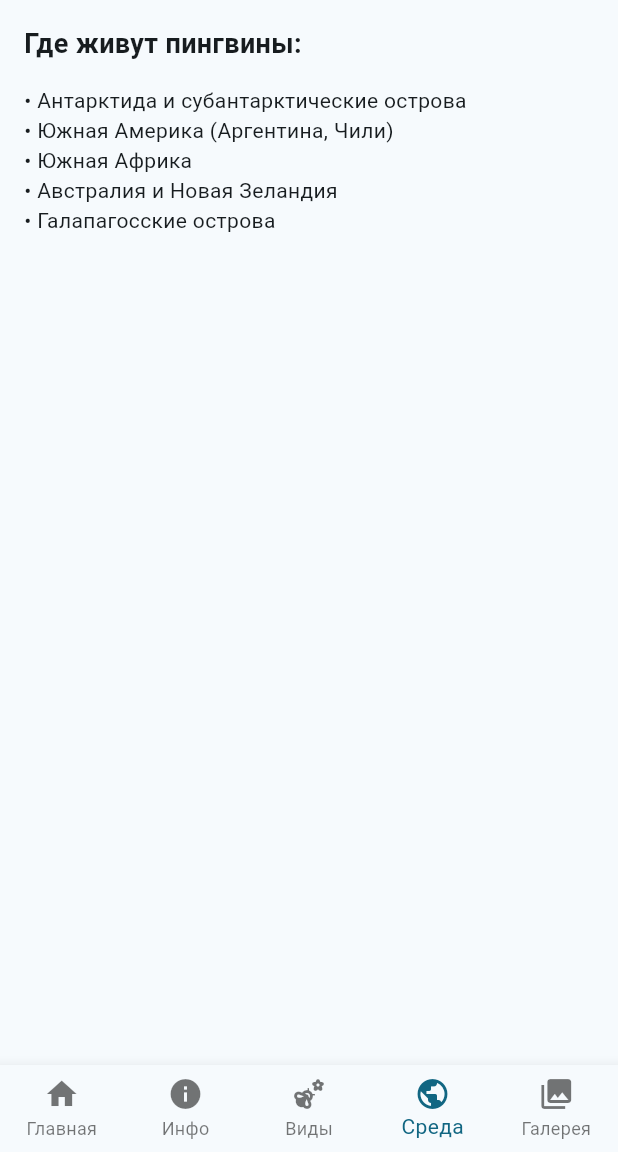
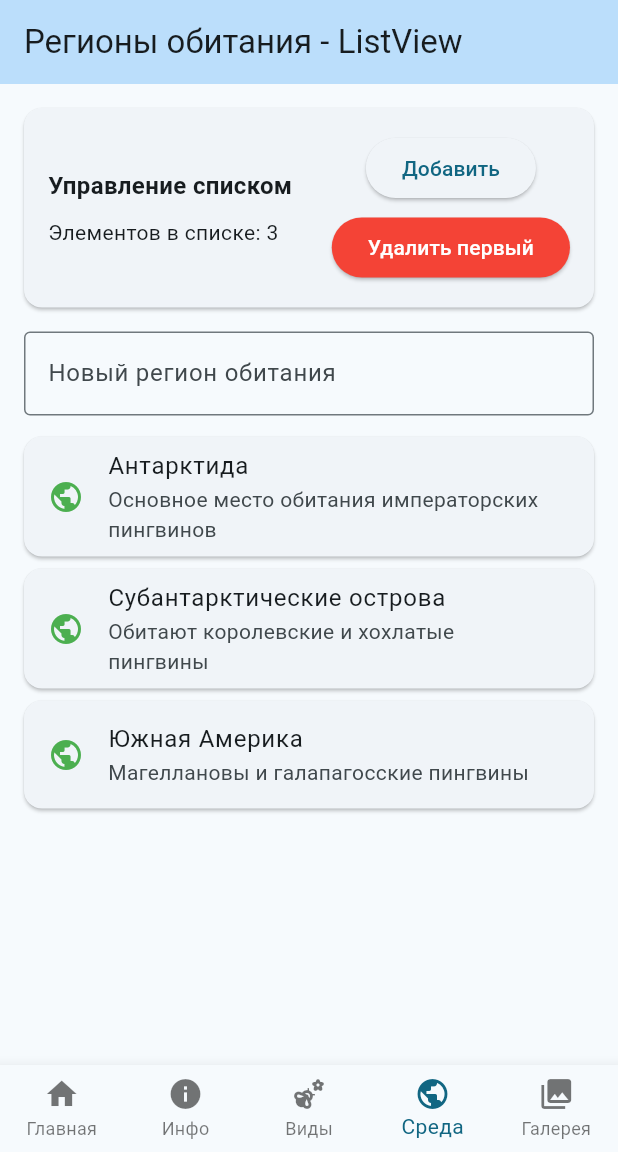
Before and after one commit to tezeku/rkmp, a Flutter app: the screen it shows after launch, item 4 of the bottom bar chosen, on a phone screen of 412 x 824 dp, the part 84-1236 px from its top. Run offline on Flutter 3.47's test engine with Material 3 defaults, Android fonts, the phone set to English and light mode, and no system bars.

Commit message:
Add in habitat_screen ListView.builder.

```diff
--- a/lib/screens/habitat_screen.dart
+++ b/lib/screens/habitat_screen.dart
@@ -1,25 +1,129 @@
 import 'package:flutter/material.dart';
 
-class HabitatScreen extends StatelessWidget {
+class HabitatScreen extends StatefulWidget {
   const HabitatScreen({super.key});
 
   @override
+  State<HabitatScreen> createState() => _HabitatScreenState();
+}
+
+class _HabitatScreenState extends State<HabitatScreen> {
+  final List<Map<String, String>> _habitats = [
+    {
+      'name': 'Антарктида',
+      'description': 'Основное место обитания императорских пингвинов'
+    },
+    {
+      'name': 'Субантарктические острова',
+      'description': 'Обитают королевские и хохлатые пингвины'
+    },
+    {
+      'name': 'Южная Америка',
+      'description': 'Магеллановы и галапагосские пингвины'
+    },
+  ];
+
+  final TextEditingController _habitatController = TextEditingController();
+
+  void _addHabitat() {
+    final name = _habitatController.text;
+    if (name.isNotEmpty) {
+      setState(() {
+        _habitats.add({
+          'name': name,
+          'description': 'Новый регион обитания пингвинов'
+        });
+      });
+      _habitatController.clear();
+    }
+  }
+
+  void _removeFirstHabitat() {
+    if (_habitats.isNotEmpty) {
+      setState(() {
+        _habitats.removeAt(0);
+      });
+    }
+  }
+
+  @override
   Widget build(BuildContext context) {
-    return const Padding(
-      padding: EdgeInsets.all(16.0),
-      child: Column(
-        crossAxisAlignment: CrossAxisAlignment.start,
+    return Scaffold(
+      appBar: AppBar(
+        title: const Text('Регионы обитания - ListView'),
+        backgroundColor: Colors.blue[100],
+      ),
+      body: Column(
         children: [
-          Text(
-            'Где живут пингвины:',
-            style: TextStyle(fontSize: 18, fontWeight: FontWeight.bold),
+          Card(
+            margin: const EdgeInsets.all(16),
+            child: Padding(
+              padding: const EdgeInsets.all(16.0),
+              child: Row(
+                children: [
+                  Expanded(
+                    child: Column(
+                      crossAxisAlignment: CrossAxisAlignment.start,
+                      children: [
+                        const Text(
+                          'Управление списком',
+                          style: TextStyle(fontSize: 16, fontWeight: FontWeight.bold),
+                        ),
+                        const SizedBox(height: 10),
+                        Text('Элементов в списке: ${_habitats.length}'),
+                      ],
+                    ),
+                  ),
+                  Column(
+                    children: [
+                      ElevatedButton(
+                        onPressed: _addHabitat,
+                        child: const Text('Добавить'),
+                      ),
+                      const SizedBox(height: 5),
+                      ElevatedButton(
+                        onPressed: _removeFirstHabitat,
+                        style: ElevatedButton.styleFrom(
+                          backgroundColor: Colors.red,
+                          foregroundColor: Colors.white,
+                        ),
+                        child: const Text('Удалить первый'),
+                      ),
+                    ],
+                  ),
+                ],
+              ),
+            ),
           ),
-          SizedBox(height: 15),
-          Text('• Антарктида и субантарктические острова'),
-          Text('• Южная Америка (Аргентина, Чили)'),
-          Text('• Южная Африка'),
-          Text('• Австралия и Новая Зеландия'),
-          Text('• Галапагосские острова'),
+
+          Padding(
+            padding: const EdgeInsets.symmetric(horizontal: 16.0),
+            child: TextField(
+              controller: _habitatController,
+              decoration: const InputDecoration(
+                labelText: 'Новый регион обитания',
+                border: OutlineInputBorder(),
+              ),
+            ),
+          ),
+
+          const SizedBox(height: 10),
+
+          Expanded(
+            child: ListView.builder(
+              itemCount: _habitats.length,
+              itemBuilder: (context, index) {
+                return Card(
+                  margin: const EdgeInsets.symmetric(horizontal: 16, vertical: 4),
+                  child: ListTile(
+                    leading: const Icon(Icons.public, color: Colors.green),
+                    title: Text(_habitats[index]['name']!),
+                    subtitle: Text(_habitats[index]['description']!),
+                  ),
+                );
+              },
+            ),
+          ),
         ],
       ),
     );
```
